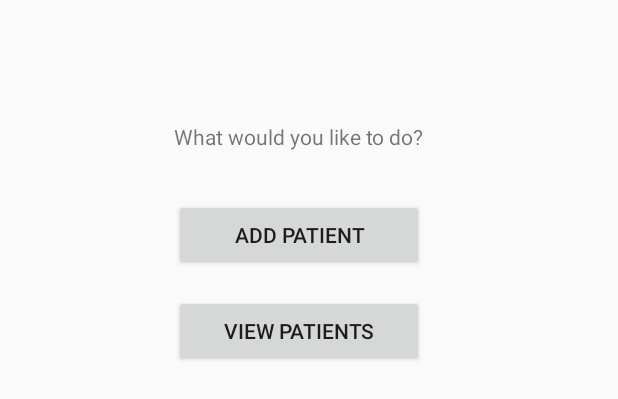
After one commit to Riml/comp304-lab4, an Android app: the layout activity_nurse_welcome_view.xml on its own in the app's theme, with its tools: preview values and no code run, on a phone screen of 412 x 824 dp. The commit adds this screen. Shown: the top 399 px of the screen. Run offline under Robolectric (Android 15) with nearby library versions, the phone set to English and light mode, and no system bars.

Commit message:
Started Nurse View

```diff
--- a/app/build.gradle
+++ b/app/build.gradle
@@ -25,5 +25,6 @@ dependencies {
         exclude group: 'com.android.support', module: 'support-annotations'
     })
     compile 'com.android.support:appcompat-v7:23.4.0'
+    compile 'com.android.support:design:23.4.0'
     testCompile 'junit:junit:4.12'
 }
--- a/app/src/main/res/layout/activity_main.xml
+++ b/app/src/main/res/layout/activity_main.xml
@@ -22,7 +22,6 @@
         android:layout_height="wrap_content"
         android:layout_marginTop="43dp"
         android:id="@+id/btnPatientsDb"
-        android:layout_below="@+id/textView"
         android:layout_alignParentStart="true" />
 
     <Button
@@ -35,6 +34,7 @@
 
     <Button
         android:text="Nurses"
+        android:onClick="nurseClick"
         android:layout_width="wrap_content"
         android:layout_height="wrap_content"
         android:id="@+id/btnNursesDb"
--- /dev/null
+++ b/app/src/main/res/layout/activity_nurse_welcome_view.xml
@@ -0,0 +1,59 @@
+<?xml version="1.0" encoding="utf-8"?>
+<RelativeLayout xmlns:android="http://schemas.android.com/apk/res/android"
+    xmlns:tools="http://schemas.android.com/tools"
+    android:id="@+id/activity_database_manager"
+    android:layout_width="match_parent"
+    android:layout_height="match_parent"
+    android:paddingBottom="@dimen/activity_vertical_margin"
+    android:paddingLeft="@dimen/activity_horizontal_margin"
+    android:paddingRight="@dimen/activity_horizontal_margin"
+    android:paddingTop="@dimen/activity_vertical_margin"
+    tools:context="com.comp304.group1.lab4.DatabaseManager">
+
+    <LinearLayout
+        android:orientation="vertical"
+        android:layout_marginLeft="100dp"
+        android:layout_width="wrap_content"
+        android:layout_height="wrap_content">
+
+        <TextView
+            android:text="@string/txtNurseChoose"
+            android:layout_width="match_parent"
+            android:layout_height="wrap_content"
+            android:layout_alignParentTop="true"
+            android:layout_centerHorizontal="true"
+            android:layout_marginTop="65dp"
+            android:id="@+id/welcomeLabel" />
+
+        <Button
+            android:text="@string/txtCreateNewPatient"
+            android:onClick="addPatientClick"
+            android:layout_width="match_parent"
+            android:layout_height="wrap_content"
+            android:layout_below="@+id/welcomeLabel"
+            android:layout_centerHorizontal="true"
+            android:layout_marginTop="32dp"
+            android:id="@+id/button" />
+
+        <Button
+            android:text="@string/txtViewPatients"
+            android:onClick="showPatients"
+            android:layout_height="wrap_content"
+            android:layout_marginTop="16dp"
+            android:id="@+id/button2"
+            android:layout_below="@+id/button"
+            android:layout_centerHorizontal="true"
+            android:layout_width="match_parent" />
+
+    </LinearLayout>
+
+    <TextView
+        android:text=""
+        android:layout_width="wrap_content"
+        android:layout_height="wrap_content"
+        android:layout_centerVertical="true"
+        android:layout_centerHorizontal="true"
+        android:id="@+id/patientList" />
+
+
+</RelativeLayout>
--- /dev/null
+++ b/app/src/main/res/values-v21/styles.xml
@@ -0,0 +1,9 @@
+<resources>
+
+    <style name="AppTheme.NoActionBar">
+        <item name="windowActionBar">false</item>
+        <item name="windowNoTitle">true</item>
+        <item name="android:windowDrawsSystemBarBackgrounds">true</item>
+        <item name="android:statusBarColor">@android:color/transparent</item>
+    </style>
+</resources>
--- a/app/src/main/res/values/dimens.xml
+++ b/app/src/main/res/values/dimens.xml
@@ -2,4 +2,5 @@
     <!-- Default screen margins, per the Android Design guidelines. -->
     <dimen name="activity_horizontal_margin">16dp</dimen>
     <dimen name="activity_vertical_margin">16dp</dimen>
+    <dimen name="fab_margin">16dp</dimen>
 </resources>
--- a/app/src/main/res/values/strings.xml
+++ b/app/src/main/res/values/strings.xml
@@ -1,4 +1,13 @@
 <resources>
     <string name="app_name">Lab4</string>
     <string name="txtChooseDB">Choose Database to work with:</string>
+
+    //Labels
+    <string name="title_activity_nurse_welcome_view">Hello Nurse</string>
+    <string name="title_activity_patient_list">New Patient</string>
+
+    //Nurse welcome view
+    <string name="txtNurseChoose">What would you like to do?</string>
+    <string name="txtCreateNewPatient">Add Patient</string>
+    <string name="txtViewPatients">View Patients</string>
 </resources>
--- a/app/src/main/res/values/styles.xml
+++ b/app/src/main/res/values/styles.xml
@@ -8,4 +8,13 @@
         <item name="colorAccent">@color/colorAccent</item>
     </style>
 
+    <style name="AppTheme.NoActionBar">
+        <item name="windowActionBar">false</item>
+        <item name="windowNoTitle">true</item>
+    </style>
+
+    <style name="AppTheme.AppBarOverlay" parent="ThemeOverlay.AppCompat.Dark.ActionBar" />
+
+    <style name="AppTheme.PopupOverlay" parent="ThemeOverlay.AppCompat.Light" />
+
 </resources>
```
Also changed, not shown: app/src/main/AndroidManifest.xml (+9 -1 lines), app/src/main/java/com/comp304/group1/lab4/AddPatient.java (added, +18 -0 lines), app/src/main/java/com/comp304/group1/lab4/DatabaseManager.java (+88 -1 lines), app/src/main/java/com/comp304/group1/lab4/MainActivity.java (+7 -0 lines), app/src/main/java/com/comp304/group1/lab4/NurseWelcomeView.java (added, +48 -0 lines), app/src/main/res/layout/activity_add_patient.xml (added, +13 -0 lines).
